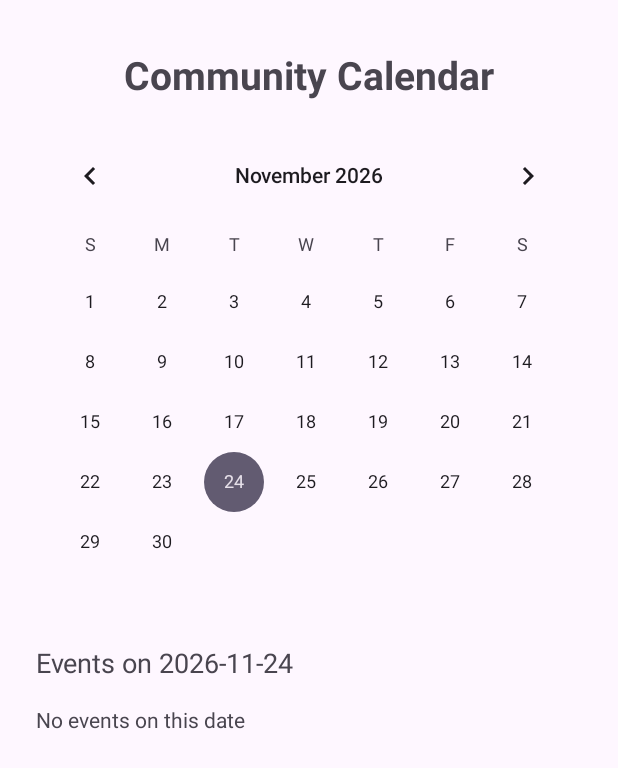
After one commit to Mateusz-gif/LibertiesHub, an Android app: the CalendarActivity screen opened directly, with no data from a screen before it, on a phone screen of 412 x 824 dp. The commit adds this screen. Shown: the top 768 px of the screen. Run offline under Robolectric (Android 15) with nearby library versions, the phone set to English and light mode, and no system bars; our stand-ins replace Firebase (no records; nobody signed in at launch, a user with empty details on screens opened directly).

Commit message:
added calendar view for community events

```diff
--- /dev/null
+++ b/app/src/main/java/com/example/libertieshub/CalendarActivity.java
@@ -0,0 +1,179 @@
+package com.example.libertieshub;
+
+import android.content.Intent;
+import android.os.Bundle;
+import android.view.View;
+import android.widget.AdapterView;
+import android.widget.ArrayAdapter;
+import android.widget.CalendarView;
+import android.widget.ListView;
+import android.widget.TextView;
+import android.widget.Toast;
+
+import androidx.appcompat.app.AppCompatActivity;
+
+import com.google.firebase.database.DataSnapshot;
+import com.google.firebase.database.DatabaseError;
+import com.google.firebase.database.FirebaseDatabase;
+import com.google.firebase.database.ValueEventListener;
+
+import java.util.ArrayList;
+import java.util.Calendar;
+import java.util.Locale;
+
+public class CalendarActivity extends AppCompatActivity {
+
+    CalendarView calendarView;
+    ListView calendarEventsListView;
+    TextView selectedDateTextView;
+
+    ArrayList<String> allTitles;
+    ArrayList<String> allKeys;
+    ArrayList<String> allDates;
+
+    ArrayList<String> eventTitles;
+    ArrayList<String> eventKeys;
+
+    ArrayAdapter<String> adapter;
+
+    String selectedDate;
+
+    @Override
+    protected void onCreate(Bundle savedInstanceState) {
+        super.onCreate(savedInstanceState);
+        setContentView(R.layout.activity_calendar);
+
+        calendarView = findViewById(R.id.calendarView);
+        calendarEventsListView = findViewById(R.id.calendarEventsListView);
+        selectedDateTextView = findViewById(R.id.selectedDateTextView);
+
+        TextView noEventsTextView = findViewById(R.id.noEventsTextView);
+
+        allTitles = new ArrayList<>();
+        allKeys = new ArrayList<>();
+        allDates = new ArrayList<>();
+
+        eventTitles = new ArrayList<>();
+        eventKeys = new ArrayList<>();
+
+        adapter = new ArrayAdapter<>(this,
+                android.R.layout.simple_list_item_1, eventTitles);
+
+        calendarEventsListView.setAdapter(adapter);
+        calendarEventsListView.setEmptyView(noEventsTextView);
+
+        // Start with today's date
+        Calendar today = Calendar.getInstance();
+
+        selectedDate = String.format(Locale.US,
+                "%04d-%02d-%02d",
+                today.get(Calendar.YEAR),
+                today.get(Calendar.MONTH) + 1,
+                today.get(Calendar.DAY_OF_MONTH));
+
+        selectedDateTextView.setText("Events on " + selectedDate);
+
+        // Read events from Firebase
+        FirebaseDatabase database = FirebaseDatabase.getInstance(
+                "https://libertieshub-default-rtdb.europe-west1.firebasedatabase.app/");
+
+        database.getReference("community_events")
+                .addValueEventListener(new ValueEventListener() {
+
+                    @Override
+                    public void onDataChange(DataSnapshot dataSnapshot) {
+
+                        allTitles.clear();
+                        allKeys.clear();
+                        allDates.clear();
+
+                        for (DataSnapshot eventSnapshot : dataSnapshot.getChildren()) {
+
+                            String title = eventSnapshot.child("title")
+                                    .getValue(String.class);
+
+                            String start = eventSnapshot.child("datetime")
+                                    .child("start")
+                                    .getValue(String.class);
+
+                            if (title != null && start != null) {
+                                allTitles.add(title);
+                                allKeys.add(eventSnapshot.getKey());
+                                allDates.add(start);
+                            }
+                        }
+
+                        showEvents();
+                    }
+
+                    @Override
+                    public void onCancelled(DatabaseError databaseError) {
+
+                        Toast.makeText(CalendarActivity.this,
+                                databaseError.getMessage(),
+                                Toast.LENGTH_LONG).show();
+                    }
+                });
+
+        // When the user selects a date
+        calendarView.setOnDateChangeListener(
+                new CalendarView.OnDateChangeListener() {
+
+                    @Override
+                    public void onSelectedDayChange(CalendarView view,
+                                                    int year,
+                                                    int month,
+                                                    int dayOfMonth) {
+
+                        selectedDate = String.format(Locale.US,
+                                "%04d-%02d-%02d",
+                                year, month + 1, dayOfMonth);
+
+                        selectedDateTextView.setText(
+                                "Events on " + selectedDate);
+
+                        showEvents();
+                    }
+                });
+
+        // Open event details
+        calendarEventsListView.setOnItemClickListener(
+                new AdapterView.OnItemClickListener() {
+
+                    @Override
+                    public void onItemClick(AdapterView<?> parent,
+                                            View view,
+                                            int position,
+                                            long id) {
+
+                        Intent intent = new Intent(
+                                CalendarActivity.this,
+                                DetailsActivity.class);
+
+                        intent.putExtra("eventKey",
+                                eventKeys.get(position));
+
+                        startActivity(intent);
+                    }
+                });
+    }
+
+    private void showEvents() {
+
+        eventTitles.clear();
+        eventKeys.clear();
+
+        for (int i = 0; i < allTitles.size(); i++) {
+
+            String start = allDates.get(i);
+
+            if (start.startsWith(selectedDate)) {
+
+                eventTitles.add(allTitles.get(i));
+                eventKeys.add(allKeys.get(i));
+            }
+        }
+
+        adapter.notifyDataSetChanged();
+    }
+}
--- /dev/null
+++ b/app/src/main/res/layout/activity_calendar.xml
@@ -0,0 +1,43 @@
+<?xml version="1.0" encoding="utf-8"?>
+<LinearLayout xmlns:android="http://schemas.android.com/apk/res/android"
+    android:layout_width="match_parent"
+    android:layout_height="match_parent"
+    android:orientation="vertical"
+    android:padding="16dp">
+
+    <TextView
+        android:layout_width="match_parent"
+        android:layout_height="wrap_content"
+        android:text="Community Calendar"
+        android:textSize="26sp"
+        android:textStyle="bold"
+        android:gravity="center"
+        android:padding="16dp" />
+
+    <CalendarView
+        android:id="@+id/calendarView"
+        android:layout_width="match_parent"
+        android:layout_height="wrap_content" />
+
+    <TextView
+        android:id="@+id/selectedDateTextView"
+        android:layout_width="match_parent"
+        android:layout_height="wrap_content"
+        android:text="Events for selected date"
+        android:textSize="18sp"
+        android:padding="8dp" />
+
+    <TextView
+        android:id="@+id/noEventsTextView"
+        android:layout_width="match_parent"
+        android:layout_height="wrap_content"
+        android:text="No events on this date"
+        android:padding="8dp" />
+
+    <ListView
+        android:id="@+id/calendarEventsListView"
+        android:layout_width="match_parent"
+        android:layout_height="0dp"
+        android:layout_weight="1" />
+
+</LinearLayout>
--- a/app/src/main/res/layout/activity_main.xml
+++ b/app/src/main/res/layout/activity_main.xml
@@ -59,6 +59,12 @@
         android:text="Near Me (5 km)" />
 
     <Button
+        android:id="@+id/calendarButton"
+        android:layout_width="match_parent"
+        android:layout_height="wrap_content"
+        android:text="View Calendar" />
+
+    <Button
         android:id="@+id/mapButton"
         android:layout_width="match_parent"
         android:layout_height="wrap_content"
```
Also changed, not shown: app/src/main/AndroidManifest.xml (+4 -10 lines), app/src/main/java/com/example/libertieshub/MainActivity.java (+14 -0 lines).
